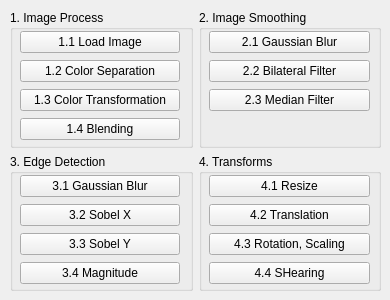
The window that main.ui (DannyLeee/IPCVDL2021_HW) describes before a commit, drawn with Qt 5.
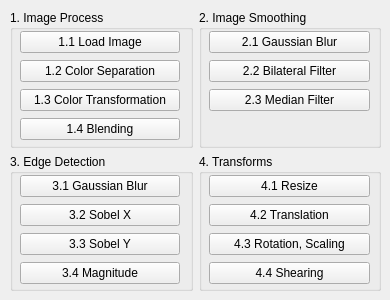
The same window after the commit.

Commit message: [STYLE] fix typo

What changed in the file:
```diff
--- a/main.ui
+++ b/main.ui
@@ -103,7 +103,7 @@
          <item>
           <widget class="QPushButton" name="Q4_4">
            <property name="text">
-            <string>4.4 SHearing</string>
+            <string>4.4 Shearing</string>
            </property>
           </widget>
          </item>
```
The commit also changes 1 other file.
